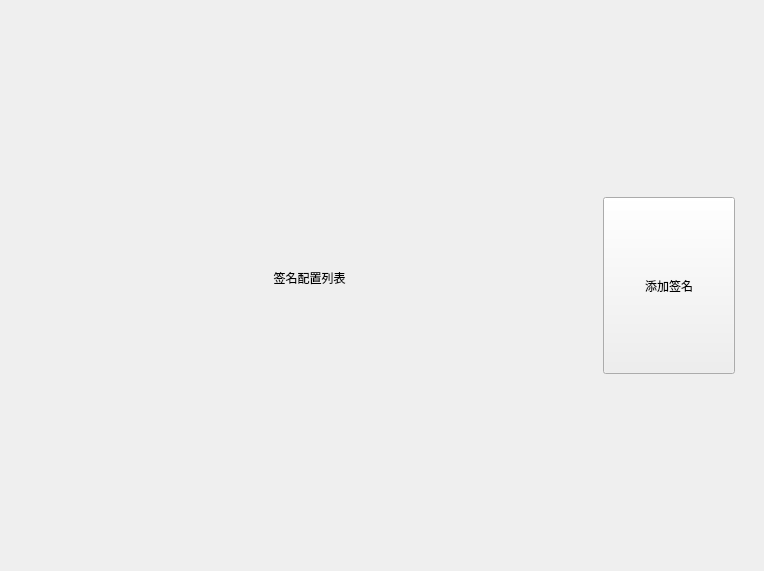
Before: the Qt Designer form res/ui/widget_signer_config.ui in purejiang/BlankTool, drawn with Qt 5.
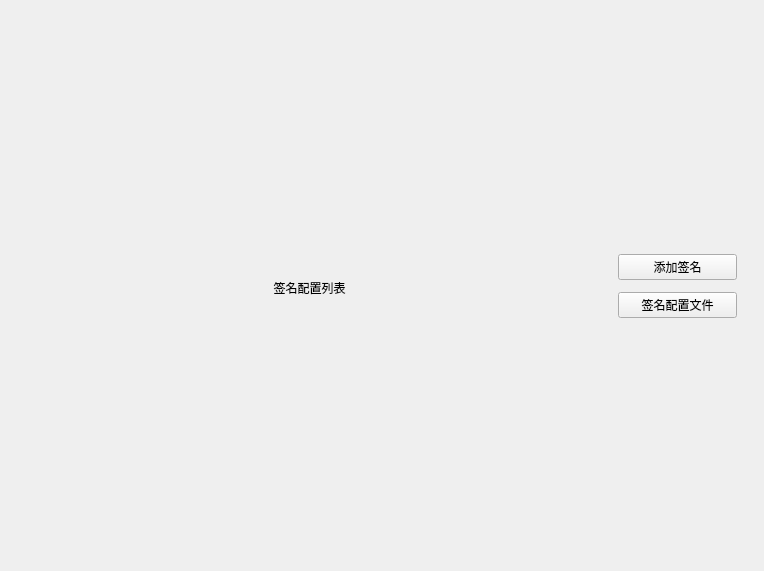
After: the same form once the commit is applied.

Commit message: 1. 优化初始化逻辑，增加初始化窗口，进行资源预加载。 2. 设置页增加缓存统计和缓存清理功能。 3. 实现打开文件/文件夹所在路径时，文件在资源管理器中被选择。 4. 去掉多余的代码和资源文件。 5. 优化项目打包脚本。

The edit to the form file:
```diff
--- a/res/ui/widget_signer_config.ui
+++ b/res/ui/widget_signer_config.ui
@@ -22,33 +22,26 @@
      <height>571</height>
     </rect>
    </property>
-   <layout class="QVBoxLayout" name="verticalLayout_6" stretch="0,1,0">
+   <layout class="QVBoxLayout" name="verticalLayout_6" stretch="1">
     <property name="topMargin">
      <number>0</number>
     </property>
-    <item>
-     <spacer name="verticalSpacer_2">
-      <property name="orientation">
-       <enum>Qt::Vertical</enum>
-      </property>
-      <property name="sizeHint" stdset="0">
-       <size>
-        <width>20</width>
-        <height>20</height>
-       </size>
-      </property>
-     </spacer>
-    </item>
     <item>
      <layout class="QHBoxLayout" name="horizontalLayout" stretch="4,1">
       <property name="spacing">
        <number>0</number>
       </property>
       <property name="leftMargin">
-       <number>20</number>
+       <number>24</number>
+      </property>
+      <property name="topMargin">
+       <number>24</number>
       </property>
       <property name="rightMargin">
-       <number>20</number>
+       <number>24</number>
+      </property>
+      <property name="bottomMargin">
+       <number>24</number>
       </property>
       <item>
        <layout class="QVBoxLayout" name="verticalLayout">
@@ -60,15 +53,15 @@
           <widget class="QWidget" name="verticalLayoutWidget">
            <property name="geometry">
             <rect>
-             <x>-1</x>
-             <y>-1</y>
-             <width>581</width>
-             <height>511</height>
+             <x>0</x>
+             <y>0</y>
+             <width>571</width>
+             <height>521</height>
             </rect>
            </property>
            <layout class="QVBoxLayout" name="verticalLayout_3" stretch="0,1">
             <property name="spacing">
-             <number>6</number>
+             <number>12</number>
             </property>
             <property name="topMargin">
              <number>6</number>
@@ -98,15 +91,15 @@
        </layout>
       </item>
       <item>
-       <layout class="QVBoxLayout" name="verticalLayout_2">
+       <layout class="QVBoxLayout" name="verticalLayout_2" stretch="1,0,0,1">
         <property name="spacing">
-         <number>6</number>
+         <number>12</number>
         </property>
         <property name="leftMargin">
-         <number>6</number>
+         <number>24</number>
         </property>
         <property name="rightMargin">
-         <number>6</number>
+         <number>0</number>
         </property>
         <item>
          <spacer name="verticalSpacer_4">
@@ -134,6 +127,19 @@
           </property>
          </widget>
         </item>
+        <item>
+         <widget class="QPushButton" name="pushButton">
+          <property name="sizePolicy">
+           <sizepolicy hsizetype="Expanding" vsizetype="Expanding">
+            <horstretch>0</horstretch>
+            <verstretch>0</verstretch>
+           </sizepolicy>
+          </property>
+          <property name="text">
+           <string>签名配置文件</string>
+          </property>
+         </widget>
+        </item>
         <item>
          <spacer name="verticalSpacer_5">
           <property name="orientation">
@@ -151,19 +157,6 @@
       </item>
      </layout>
     </item>
-    <item>
-     <spacer name="verticalSpacer">
-      <property name="orientation">
-       <enum>Qt::Vertical</enum>
-      </property>
-      <property name="sizeHint" stdset="0">
-       <size>
-        <width>20</width>
-        <height>20</height>
-       </size>
-      </property>
-     </spacer>
-    </item>
    </layout>
   </widget>
  </widget>
```
The commit also changes 62 other files.
